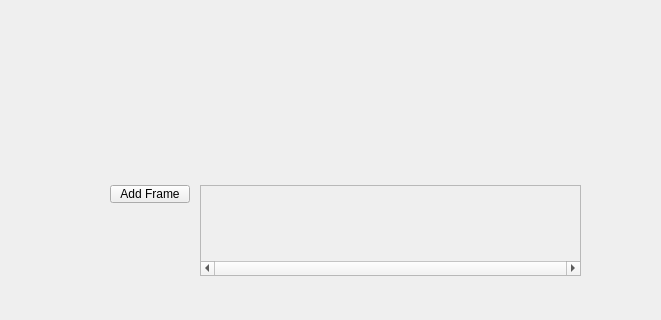
The window that SpriteEditor/mainwindow.ui (scottskidmore/SpriteEditor) describes before a commit, drawn with Qt 5; both pictures show x 335 to 996 and y 345 to 665 of the 1286 by 665 pixel window.
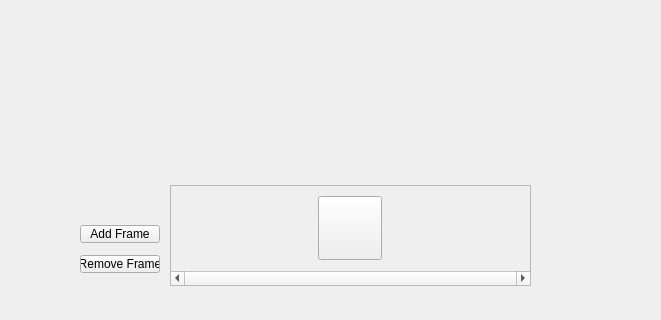
The same window after the commit. Icons and pictures are not drawn. Custom widgets are drawn as their Qt base class.

Commit message: Adding frame selection, cannot draw currently.

```diff
--- a/SpriteEditor/mainwindow.ui
+++ b/SpriteEditor/mainwindow.ui
@@ -81,10 +81,10 @@
    <widget class="QScrollArea" name="scrollArea">
     <property name="geometry">
      <rect>
-      <x>450</x>
+      <x>420</x>
       <y>530</y>
-      <width>381</width>
-      <height>91</height>
+      <width>361</width>
+      <height>101</height>
      </rect>
     </property>
     <property name="verticalScrollBarPolicy">
@@ -101,30 +101,45 @@
       <rect>
        <x>0</x>
        <y>0</y>
-       <width>379</width>
-       <height>79</height>
+       <width>359</width>
+       <height>89</height>
       </rect>
      </property>
-     <widget class="QLabel" name="frame0">
-      <property name="geometry">
-       <rect>
-        <x>10</x>
-        <y>5</y>
+     <layout class="QHBoxLayout" name="horizontalLayout">
+      <item>
+       <layout class="QHBoxLayout" name="scrollFrameBox">
+        <item>
+         <widget class="QPushButton" name="frame0">
+          <property name="minimumSize">
+           <size>
         <width>64</width>
         <height>64</height>
-       </rect>
+           </size>
+          </property>
+          <property name="maximumSize">
+           <size>
+            <width>64</width>
+            <height>64</height>
+           </size>
+          </property>
+          <property name="styleSheet">
+           <string notr="true">border-color: rgb(0, 0, 0);</string>
       </property>
       <property name="text">
        <string/>
       </property>
      </widget>
+        </item>
+       </layout>
+      </item>
+     </layout>
     </widget>
    </widget>
    <widget class="QPushButton" name="addFrameButton">
     <property name="geometry">
      <rect>
-      <x>360</x>
-      <y>530</y>
+      <x>330</x>
+      <y>570</y>
       <width>80</width>
       <height>18</height>
      </rect>
@@ -133,6 +148,19 @@
      <string>Add Frame</string>
     </property>
    </widget>
+   <widget class="QPushButton" name="removeFrameButton">
+    <property name="geometry">
+     <rect>
+      <x>330</x>
+      <y>600</y>
+      <width>80</width>
+      <height>18</height>
+     </rect>
+    </property>
+    <property name="text">
+     <string>Remove Frame</string>
+    </property>
+   </widget>
   </widget>
   <widget class="QMenuBar" name="menubar">
    <property name="geometry">
```
Lines whose indentation alone changed are shown as unchanged. The commit also changes 1 other file.
